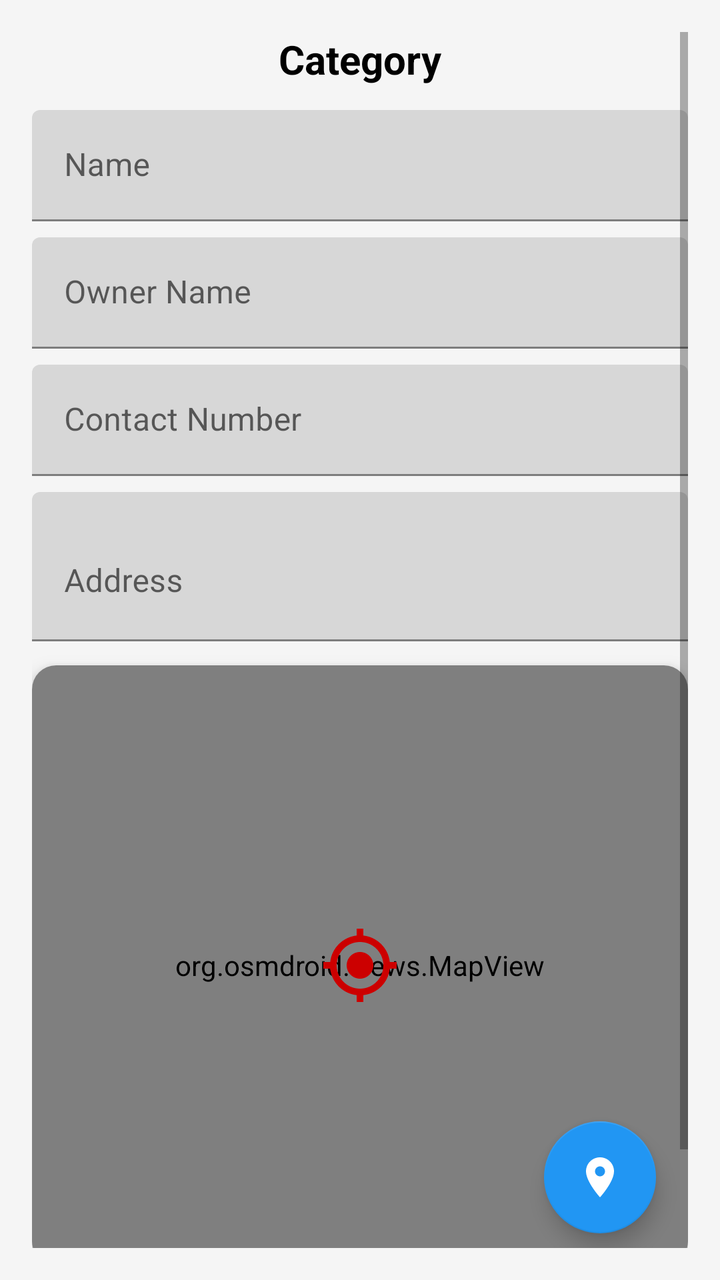
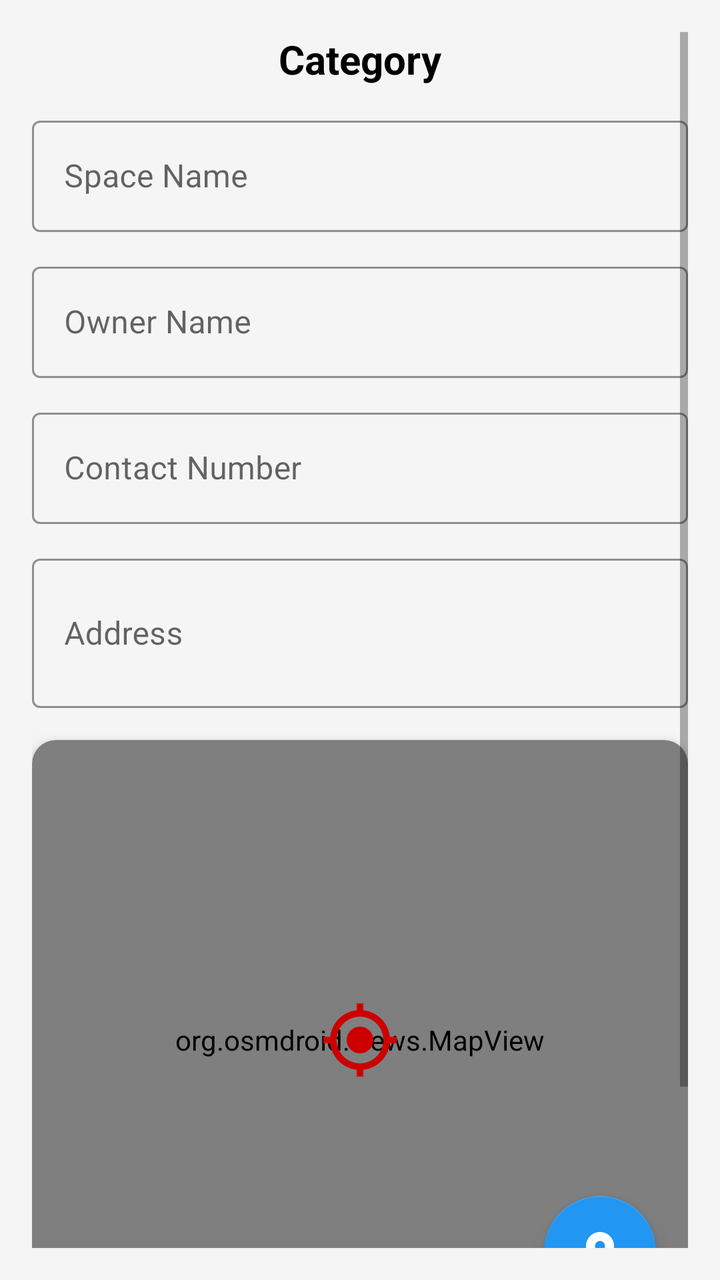

Before-and-after screenshots of an Android layout around one commit, followed by the original layout XML and the change that was made.
<!-- AndroidManifest.xml: application theme Theme.FYSA -->
<!-- res/layout/fragment_space_form.xml -->
<?xml version="1.0" encoding="utf-8"?>
<ScrollView xmlns:android="http://schemas.android.com/apk/res/android"
    xmlns:tools="http://schemas.android.com/tools"
    xmlns:app="http://schemas.android.com/apk/res-auto"
    android:layout_width="match_parent"
    android:layout_height="match_parent"
    android:padding="16dp">

    <LinearLayout
        android:orientation="vertical"
        android:layout_width="match_parent"
        android:layout_height="wrap_content">

        
        <TextView
            android:id="@+id/txtCategory"
            android:layout_width="wrap_content"
            android:layout_height="wrap_content"
            android:layout_gravity="center_horizontal"
            android:layout_marginBottom="12dp"
            android:text="Category"
            android:textSize="20sp"
            android:textStyle="bold"
            android:textColor="@color/textPrimary" />

        
        <com.google.android.material.textfield.TextInputLayout
            android:layout_width="match_parent"
            android:layout_height="wrap_content"
            android:hint="Name">

            <com.google.android.material.textfield.TextInputEditText
                android:id="@+id/inputName"
                android:layout_width="match_parent"
                android:layout_height="wrap_content" />
        </com.google.android.material.textfield.TextInputLayout>

        
        <com.google.android.material.textfield.TextInputLayout
            android:layout_width="match_parent"
            android:layout_height="wrap_content"
            android:hint="Owner Name"
            android:layout_marginTop="8dp">

            <com.google.android.material.textfield.TextInputEditText
                android:id="@+id/inputOwnerName"
                android:layout_width="match_parent"
                android:layout_height="wrap_content"
                android:inputType="textPersonName" />
        </com.google.android.material.textfield.TextInputLayout>

        
        <com.google.android.material.textfield.TextInputLayout
            android:layout_width="match_parent"
            android:layout_height="wrap_content"
            android:hint="Contact Number"
            android:layout_marginTop="8dp">

            <com.google.android.material.textfield.TextInputEditText
                android:id="@+id/inputContact"
                android:layout_width="match_parent"
                android:layout_height="wrap_content"
                android:inputType="phone" />
        </com.google.android.material.textfield.TextInputLayout>

        
        <com.google.android.material.textfield.TextInputLayout
            android:layout_width="match_parent"
            android:layout_height="wrap_content"
            android:hint="Address"
            android:layout_marginTop="8dp">

            <com.google.android.material.textfield.TextInputEditText
                android:id="@+id/inputAddress"
                android:layout_width="match_parent"
                android:layout_height="wrap_content"
                android:inputType="textMultiLine"
                android:minLines="2" />
        </com.google.android.material.textfield.TextInputLayout>

        
        <androidx.cardview.widget.CardView
            android:layout_width="match_parent"
            android:layout_height="300dp"
            android:layout_marginTop="12dp"
            app:cardCornerRadius="12dp"
            app:cardElevation="6dp">

            <RelativeLayout
                android:layout_width="match_parent"
                android:layout_height="match_parent">

                <org.osmdroid.views.MapView
                    android:id="@+id/mapView"
                    android:layout_width="match_parent"
                    android:layout_height="match_parent" />

                <ImageView
                    android:id="@+id/crosshair"
                    android:layout_width="40dp"
                    android:layout_height="40dp"
                    android:src="@drawable/ic_crosshair"
                    android:layout_centerInParent="true"
                    app:tint="@android:color/holo_red_dark" />

                <com.google.android.material.floatingactionbutton.FloatingActionButton
                    android:id="@+id/btnMyLocation"
                    android:layout_width="wrap_content"
                    android:layout_height="wrap_content"
                    android:src="@drawable/ic_my_location"
                    android:contentDescription="My Location"
                    android:layout_alignParentEnd="true"
                    android:layout_alignParentBottom="true"
                    android:layout_margin="16dp"
                    app:backgroundTint="@color/linkText" />
            </RelativeLayout>
        </androidx.cardview.widget.CardView>

        
        <com.google.android.material.button.MaterialButton
            android:id="@+id/btnSubmit"
            android:layout_width="match_parent"
            android:layout_height="wrap_content"
            android:layout_marginTop="16dp"
            android:text="Submit"
            style="@style/Widget.MaterialComponents.Button"
            app:cornerRadius="8dp" />
    </LinearLayout>
</ScrollView>
<!-- resources referenced by this layout -->
<resources>
  <color name="linkText">#2196F3</color>
  <color name="textPrimary">#000000</color>
  <!-- drawable ic_crosshair (drawable) -->
  <?xml version="1.0" encoding="utf-8"?>
  <vector xmlns:android="http://schemas.android.com/apk/res/android"
      android:width="24dp"
      android:height="24dp"
      android:viewportWidth="24"
      android:viewportHeight="24">
  
      <path
          android:pathData="M0 0h24v24H0z" />
      <path
          android:fillColor="#000000"
          android:pathData="M12 8c-2.21 0-4 1.79-4 4s1.79 4 4 4 4-1.79 4-4-1.79-4-4-4zm8.94 3c-0.46-4.17-3.77-7.48-7.94-7.94V1h-2v2.06C6.83 3.52 3.52 6.83 3.06 11H1v2h2.06c0.46 4.17 3.77 7.48 7.94 7.94V23h2v-2.06c4.17-0.46 7.48-3.77 7.94-7.94H23v-2h-2.06zM12 19c-3.87 0-7-3.13-7-7s3.13-7 7-7 7 3.13 7 7-3.13 7-7 7z" />
  </vector>
  <!-- drawable ic_my_location (drawable) -->
  <?xml version="1.0" encoding="utf-8"?>
  <vector xmlns:android="http://schemas.android.com/apk/res/android"
      android:width="24dp"
      android:height="24dp"
      android:viewportWidth="24"
      android:viewportHeight="24">
  
      <path
          android:pathData="M0 0h24v24H0z" />
      <path
          android:fillColor="#000000"
          android:pathData="M12 2C8.13 2 5 5.13 5 9c0 5.25 7 13 7 13s7-7.75 7-13c0-3.87-3.13-7-7-7zm0 9.5c-1.38 0-2.5-1.12-2.5-2.5s1.12-2.5 2.5-2.5 2.5 1.12 2.5 2.5-1.12 2.5-2.5 2.5z" />
  </vector>
  <style name="Theme.FYSA" parent="Theme.MaterialComponents.DayNight.NoActionBar">
          <item name="colorPrimary">@color/btnPrimary</item>
          <item name="colorPrimaryVariant">@color/btnPrimary</item>
          <item name="colorOnPrimary">@color/btnTextPrimary</item>
  
          <item name="colorSecondary">@color/btnSecondary</item>
          <item name="colorSecondaryVariant">@color/btnSecondary</item>
          <item name="colorOnSecondary">@color/btnTextSecondary</item>
  
          <item name="android:colorBackground">@color/bgColor</item>
          <item name="colorSurface">@color/bgColor</item>
          <item name="colorOnSurface">@color/textPrimary</item>
  
          <item name="android:statusBarColor" tools:targetApi="l">?attr/colorPrimary</item>
          <item name="android:windowLightStatusBar">true</item>
  
          <item name="materialButtonStyle">@style/Widget.MaterialComponents.Button</item>
          <item name="materialButtonOutlinedStyle">@style/Widget.MaterialComponents.Button.OutlinedButton</item>
      </style>
  <color name="btnPrimary">#3F51B5</color>
  <color name="btnTextPrimary">#FFFFFF</color>
  <color name="btnSecondary">#FF9800</color>
  <color name="btnTextSecondary">#FFFFFF</color>
  <color name="bgColor">#F5F5F5</color>
</resources>

<!-- the commit's change to res/layout/fragment_space_form.xml (unified diff, before → after) -->
@@ -1,4 +1,3 @@
-<?xml version="1.0" encoding="utf-8"?>
 <ScrollView xmlns:android="http://schemas.android.com/apk/res/android"
     xmlns:tools="http://schemas.android.com/tools"
     xmlns:app="http://schemas.android.com/apk/res-auto"
@@ -7,9 +6,11 @@
     android:padding="16dp">
 
     <LinearLayout
+        android:id="@+id/formContainer"
         android:orientation="vertical"
         android:layout_width="match_parent"
-        android:layout_height="wrap_content">
+        android:layout_height="wrap_content"
+        android:gravity="center_horizontal">
 
         
         <TextView
@@ -25,64 +26,89 @@
 
         
         <com.google.android.material.textfield.TextInputLayout
+            android:id="@+id/nameLayout"
+            style="@style/Widget.MaterialComponents.TextInputLayout.OutlinedBox"
             android:layout_width="match_parent"
             android:layout_height="wrap_content"
-            android:hint="Name">
+            android:hint="Space Name"
+            app:boxStrokeColor="@color/linkText"
+            app:hintTextColor="@color/textSecondary"
+            app:boxBackgroundMode="outline">
 
             <com.google.android.material.textfield.TextInputEditText
                 android:id="@+id/inputName"
                 android:layout_width="match_parent"
-                android:layout_height="wrap_content" />
+                android:layout_height="wrap_content"
+                android:textColor="@color/textPrimary"
+                android:textColorHint="@color/textSecondary" />
         </com.google.android.material.textfield.TextInputLayout>
 
         
         <com.google.android.material.textfield.TextInputLayout
+            android:id="@+id/ownerNameLayout"
+            style="@style/Widget.MaterialComponents.TextInputLayout.OutlinedBox"
             android:layout_width="match_parent"
             android:layout_height="wrap_content"
+            android:layout_marginTop="12dp"
             android:hint="Owner Name"
-            android:layout_marginTop="8dp">
+            app:boxStrokeColor="@color/linkText"
+            app:hintTextColor="@color/textSecondary">
 
             <com.google.android.material.textfield.TextInputEditText
                 android:id="@+id/inputOwnerName"
                 android:layout_width="match_parent"
                 android:layout_height="wrap_content"
-                android:inputType="textPersonName" />
+                android:inputType="textPersonName"
+                android:textColor="@color/textPrimary"
+                android:textColorHint="@color/textSecondary" />
         </com.google.android.material.textfield.TextInputLayout>
 
         
         <com.google.android.material.textfield.TextInputLayout
+            android:id="@+id/contactLayout"
+            style="@style/Widget.MaterialComponents.TextInputLayout.OutlinedBox"
             android:layout_width="match_parent"
             android:layout_height="wrap_content"
+            android:layout_marginTop="12dp"
             android:hint="Contact Number"
-            android:layout_marginTop="8dp">
+            app:boxStrokeColor="@color/linkText"
+            app:hintTextColor="@color/textSecondary">
 
             <com.google.android.material.textfield.TextInputEditText
                 android:id="@+id/inputContact"
                 android:layout_width="match_parent"
                 android:layout_height="wrap_content"
-                android:inputType="phone" />
+                android:inputType="phone"
+                android:textColor="@color/textPrimary"
+                android:textColorHint="@color/textSecondary" />
         </com.google.android.material.textfield.TextInputLayout>
 
         
         <com.google.android.material.textfield.TextInputLayout
+            android:id="@+id/addressLayout"
+            style="@style/Widget.MaterialComponents.TextInputLayout.OutlinedBox"
             android:layout_width="match_parent"
             android:layout_height="wrap_content"
+            android:layout_marginTop="12dp"
             android:hint="Address"
-            android:layout_marginTop="8dp">
+            app:boxStrokeColor="@color/linkText"
+            app:hintTextColor="@color/textSecondary">
 
             <com.google.android.material.textfield.TextInputEditText
                 android:id="@+id/inputAddress"
                 android:layout_width="match_parent"
                 android:layout_height="wrap_content"
                 android:inputType="textMultiLine"
-                android:minLines="2" />
+                android:minLines="2"
+                android:textColor="@color/textPrimary"
+                android:textColorHint="@color/textSecondary" />
         </com.google.android.material.textfield.TextInputLayout>
 
         
         <androidx.cardview.widget.CardView
             android:layout_width="match_parent"
             android:layout_height="300dp"
-            android:layout_marginTop="12dp"
+            android:layout_marginTop="16dp"
             app:cardCornerRadius="12dp"
             app:cardElevation="6dp">
 
@@ -121,9 +147,9 @@
             android:id="@+id/btnSubmit"
             android:layout_width="match_parent"
             android:layout_height="wrap_content"
-            android:layout_marginTop="16dp"
+            android:layout_marginTop="20dp"
             android:text="Submit"
             style="@style/Widget.MaterialComponents.Button"
-            app:cornerRadius="8dp" />
+            app:cornerRadius="12dp" />
     </LinearLayout>
 </ScrollView>
<!-- resource entries referenced after the edit -->
@@ -2,6 +2,7 @@
 <resources>
   <color name="linkText">#2196F3</color>
   <color name="textPrimary">#000000</color>
+  <color name="textSecondary">#555555</color>
   <!-- drawable ic_crosshair (drawable) -->
   <?xml version="1.0" encoding="utf-8"?>
   <vector xmlns:android="http://schemas.android.com/apk/res/android"
